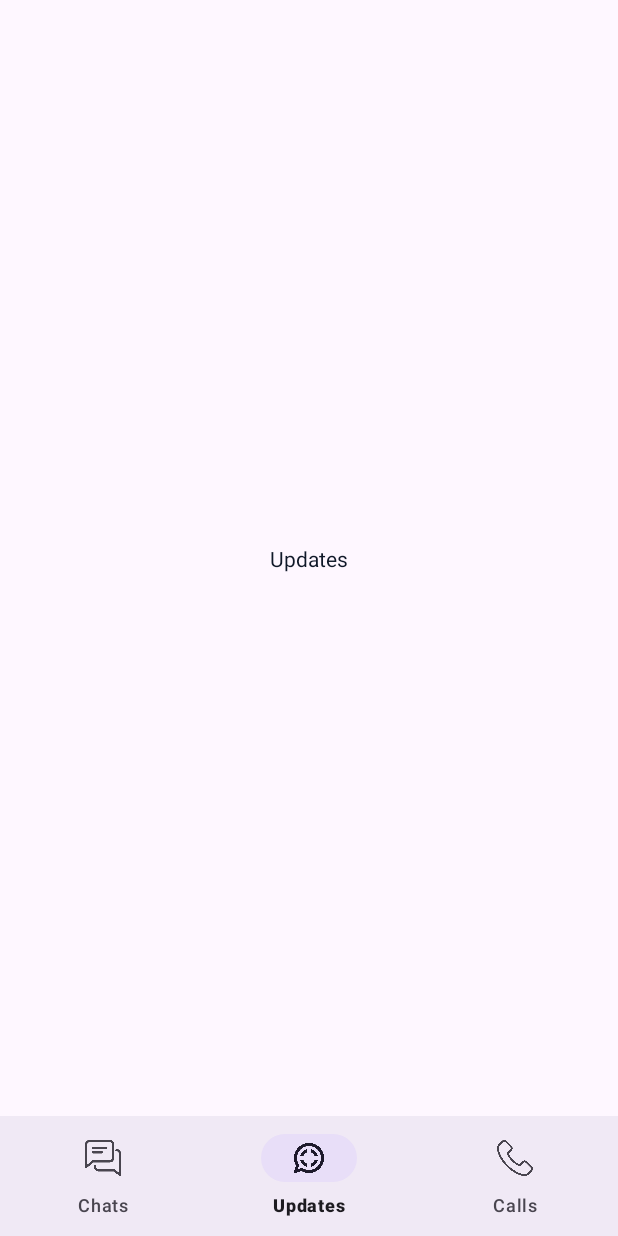
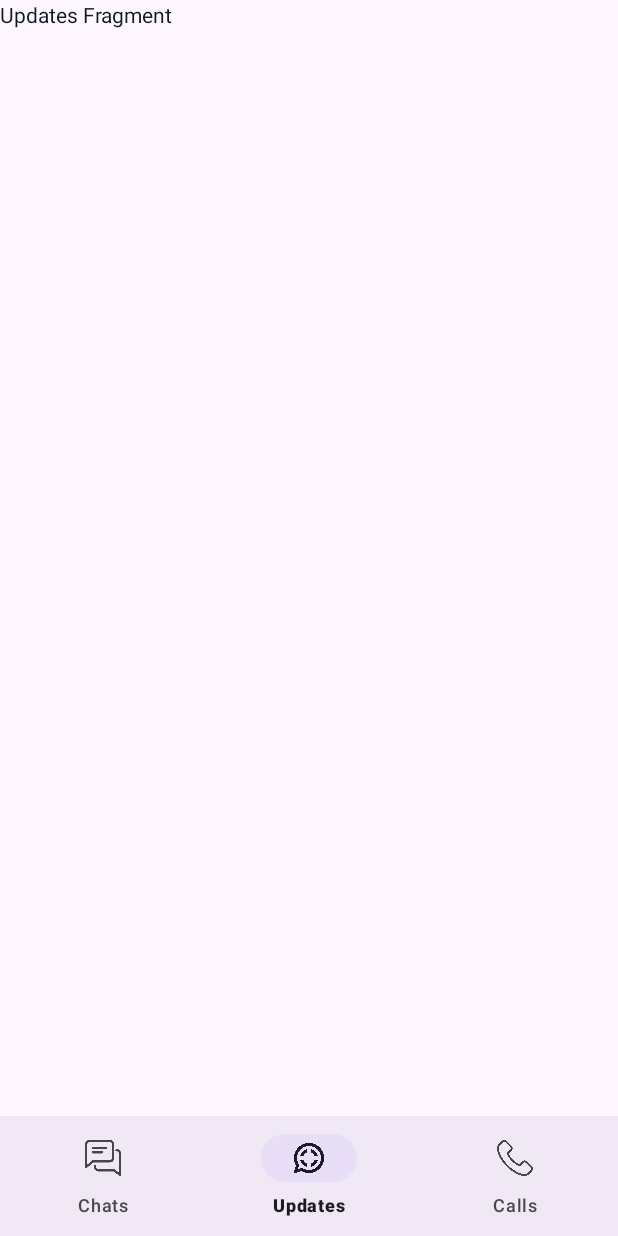
Before and after one commit to Pankajsingh1342000/Chat-Application, an Android app: the screen it shows after launch (MainActivity), item 2 of the bottom bar chosen, on a phone screen of 412 x 824 dp. Run offline under Robolectric (Android 15) with nearby library versions, the phone set to English and light mode, and no system bars; our stand-ins replace data binding, sdp/ssp sizes.

Commit message:
Added Separate Nav Graph for each Feature

```diff
--- /dev/null
+++ b/app/src/main/java/com/chatapplication/ui/feature/call/fragment/CallsFragment.kt
@@ -0,0 +1,19 @@
+package com.chatapplication.ui.feature.call.fragment
+
+import android.os.Bundle
+import androidx.fragment.app.Fragment
+import android.view.LayoutInflater
+import android.view.View
+import android.view.ViewGroup
+import com.chatapplication.R
+
+class CallsFragment : Fragment() {
+    override fun onCreateView(
+        inflater: LayoutInflater, container: ViewGroup?,
+        savedInstanceState: Bundle?
+    ): View? {
+        // Inflate the layout for this fragment
+        return inflater.inflate(R.layout.fragment_calls, container, false)
+    }
+
+}
--- /dev/null
+++ b/app/src/main/java/com/chatapplication/ui/feature/chat/fragment/ChatsFragment.kt
@@ -0,0 +1,20 @@
+package com.chatapplication.ui.feature.chat.fragment
+
+import android.os.Bundle
+import androidx.fragment.app.Fragment
+import android.view.LayoutInflater
+import android.view.View
+import android.view.ViewGroup
+import com.chatapplication.R
+
+class ChatsFragment : Fragment() {
+
+    override fun onCreateView(
+        inflater: LayoutInflater, container: ViewGroup?,
+        savedInstanceState: Bundle?
+    ): View? {
+        // Inflate the layout for this fragment
+        return inflater.inflate(R.layout.fragment_chats, container, false)
+    }
+
+}
--- /dev/null
+++ b/app/src/main/java/com/chatapplication/ui/feature/update/fragment/UpdatesFragment.kt
@@ -0,0 +1,21 @@
+package com.chatapplication.ui.feature.update.fragment
+
+import android.os.Bundle
+import androidx.fragment.app.Fragment
+import android.view.LayoutInflater
+import android.view.View
+import android.view.ViewGroup
+import com.chatapplication.R
+
+class UpdatesFragment : Fragment() {
+
+
+    override fun onCreateView(
+        inflater: LayoutInflater, container: ViewGroup?,
+        savedInstanceState: Bundle?
+    ): View? {
+        // Inflate the layout for this fragment
+        return inflater.inflate(R.layout.fragment_updates, container, false)
+    }
+
+}
--- a/app/src/main/res/layout/fragment_host_updates.xml
+++ b/app/src/main/res/layout/fragment_host_updates.xml
@@ -8,14 +8,19 @@
         android:layout_width="match_parent"
         android:layout_height="match_parent">
 
-        <TextView
-            android:layout_width="wrap_content"
-            android:layout_height="wrap_content"
-            android:text="Updates"
-            app:layout_constraintTop_toTopOf="parent"
-            app:layout_constraintBottom_toBottomOf="parent"
-            app:layout_constraintStart_toStartOf="parent"
-            app:layout_constraintEnd_toEndOf="parent"/>
+
+        <androidx.fragment.app.FragmentContainerView
+        android:id="@+id/updates_nav_host_fragment"
+        android:name="androidx.navigation.fragment.NavHostFragment"
+        android:layout_width="match_parent"
+        android:layout_height="match_parent"
+        app:layout_constraintTop_toTopOf="parent"
+        app:layout_constraintBottom_toBottomOf="parent"
+        app:layout_constraintStart_toStartOf="parent"
+        app:layout_constraintEnd_toEndOf="parent"
+        app:defaultNavHost="true"
+        app:navGraph="@navigation/updates_nav_graph" />
+
 
     </androidx.constraintlayout.widget.ConstraintLayout>
 
--- /dev/null
+++ b/app/src/main/res/layout/fragment_updates.xml
@@ -0,0 +1,17 @@
+<?xml version="1.0" encoding="utf-8"?>
+<layout xmlns:android="http://schemas.android.com/apk/res/android"
+    xmlns:tools="http://schemas.android.com/tools"
+    tools:context=".ui.feature.update.fragment.UpdatesFragment">
+
+    <androidx.constraintlayout.widget.ConstraintLayout
+        android:layout_width="match_parent"
+        android:layout_height="match_parent">
+
+        <TextView
+            android:layout_width="match_parent"
+            android:layout_height="match_parent"
+            android:text="Updates Fragment" />
+
+    </androidx.constraintlayout.widget.ConstraintLayout>
+
+</layout>
--- /dev/null
+++ b/app/src/main/res/navigation/updates_nav_graph.xml
@@ -0,0 +1,13 @@
+<?xml version="1.0" encoding="utf-8"?>
+<navigation xmlns:android="http://schemas.android.com/apk/res/android"
+    xmlns:app="http://schemas.android.com/apk/res-auto"
+    xmlns:tools="http://schemas.android.com/tools"
+    android:id="@+id/updates_nav_graph"
+    app:startDestination="@id/updatesFragment">
+
+    <fragment
+        android:id="@+id/updatesFragment"
+        android:name="com.chatapplication.ui.feature.update.fragment.UpdatesFragment"
+        android:label="fragment_updates"
+        tools:layout="@layout/fragment_updates" />
+</navigation>
```
Also changed, not shown: app/src/main/res/layout/fragment_calls.xml (added, +17 -0 lines), app/src/main/res/layout/fragment_chats.xml (added, +17 -0 lines), app/src/main/res/layout/fragment_host_calls.xml (+10 -5 lines), app/src/main/res/layout/fragment_host_chats.xml (+9 -18 lines), app/src/main/res/navigation/calls_nav_graph.xml (added, +13 -0 lines), app/src/main/res/navigation/chat_nav_graph.xml (+8 -1 lines).
